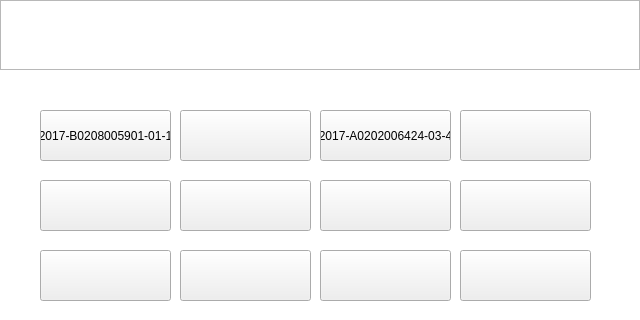
Old version of the form SmartCabinet/Device/devicesimulate.ui in the repository birdman1992/SmartCabinet; both pictures show x 0 to 640 and y 0 to 320 of the 640 by 480 pixel window.
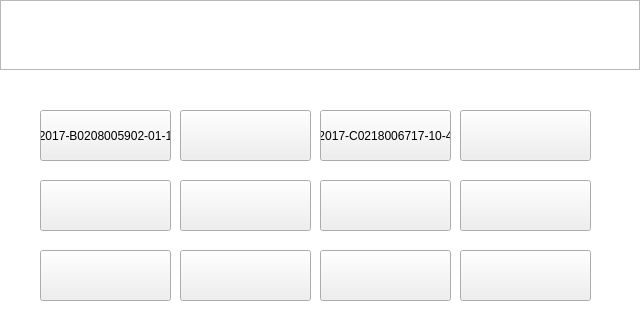
New version of the form.

Diff of the .ui file:
```diff
--- a/SmartCabinet/Device/devicesimulate.ui
+++ b/SmartCabinet/Device/devicesimulate.ui
@@ -228,7 +228,7 @@
         <enum>Qt::NoFocus</enum>
        </property>
        <property name="text">
-        <string>2017-B0208005901-01-1</string>
+        <string>2017-B0208005902-01-1</string>
        </property>
       </widget>
       <widget class="QPushButton" name="pushButton_6">
@@ -388,7 +388,7 @@
         <enum>Qt::NoFocus</enum>
        </property>
        <property name="text">
-        <string>2017-A0202006424-03-4</string>
+        <string>2017-C0218006717-10-4</string>
        </property>
       </widget>
       <widget class="QPushButton" name="pushButton_16">
```
